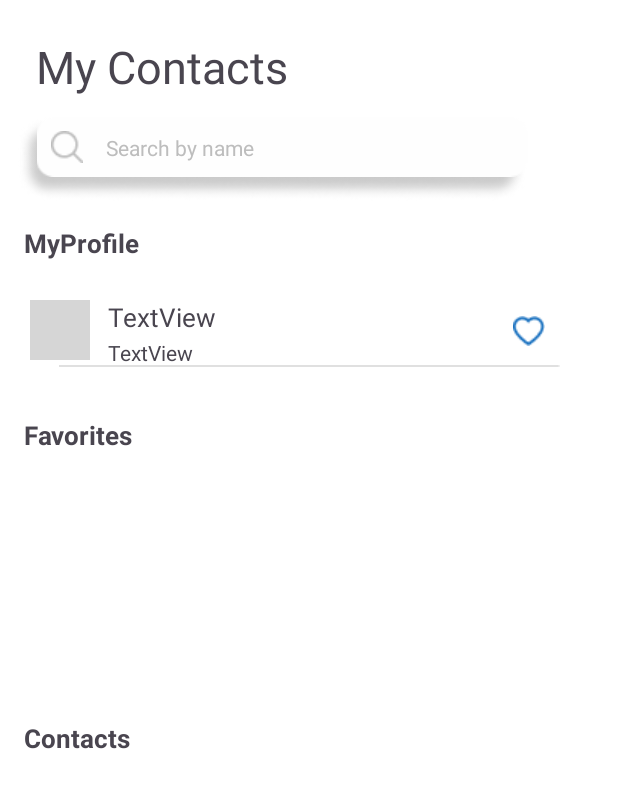
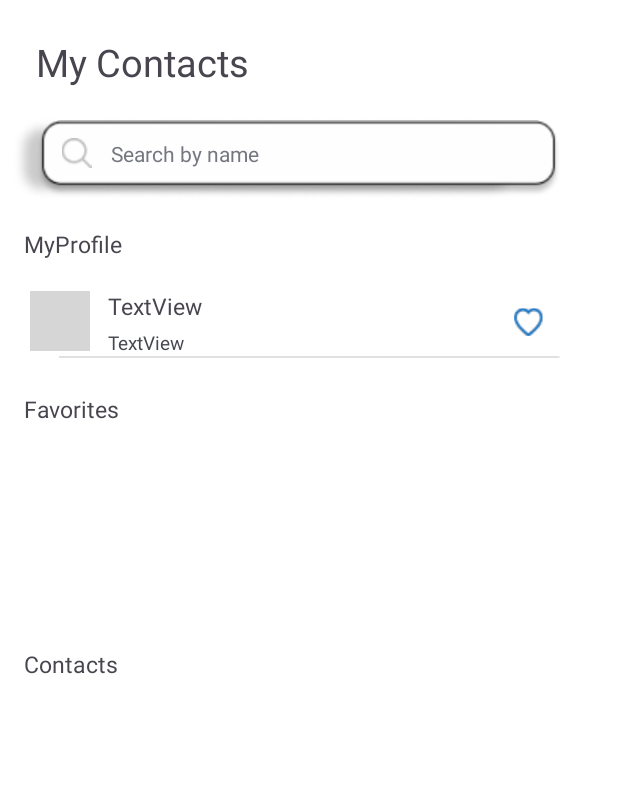
Before and after one commit to Chapter-3-3-Android/CONTACT-APP, an Android app: the layout fragment_contact_list.xml on its own in the app's theme, with its tools: preview values and no code run, on a phone screen of 412 x 824 dp. Shown: the top 788 px of the screen. Run offline under Robolectric (Android 15) with nearby library versions, the phone set to English and light mode, and no system bars; grey boxes are pictures that could not be loaded.

Commit message:
feat: UI재수정 1. 글자 사이즈, 색상수정 2. 눌렀을 때 좋아요 아이콘 크기 수정 3. 서치박스 크기, 간격수정

```diff
--- /dev/null
+++ b/app/src/main/res/drawable/shape_searchbox_stroke.xml
@@ -0,0 +1,8 @@
+<shape xmlns:android="http://schemas.android.com/apk/res/android">
+
+
+    <stroke android:width="5dp"
+        android:color="#2F4156"/>
+
+
+</shape>
--- a/app/src/main/res/layout/fragment_contact_list.xml
+++ b/app/src/main/res/layout/fragment_contact_list.xml
@@ -11,7 +11,7 @@
         android:id="@+id/favoriteListView"
         android:layout_width="match_parent"
         android:layout_height="120dp"
-        android:layout_marginTop="30dp"
+        android:layout_marginTop="8dp"
         app:layout_constraintStart_toStartOf="parent"
         app:layout_constraintTop_toBottomOf="@+id/textView5" />
 
@@ -19,7 +19,7 @@
         android:id="@+id/contactListView"
         android:layout_width="match_parent"
         android:layout_height="300dp"
-        android:layout_marginTop="30dp"
+        android:layout_marginTop="8dp"
         app:layout_constraintStart_toStartOf="parent"
         app:layout_constraintTop_toBottomOf="@+id/textView7" />
 
@@ -30,7 +30,7 @@
         android:layout_marginStart="24dp"
         android:layout_marginTop="24dp"
         android:text="My Contacts"
-        android:textSize="30sp"
+        android:textSize="25sp"
         app:layout_constraintStart_toStartOf="parent"
         app:layout_constraintTop_toTopOf="parent" />
 
@@ -39,10 +39,9 @@
         android:layout_width="wrap_content"
         android:layout_height="24dp"
         android:layout_marginStart="16dp"
-        android:layout_marginTop="28dp"
+        android:layout_marginTop="18dp"
         android:text="Favorites"
-        android:textSize="17sp"
-        android:textStyle="bold"
+        android:textSize="15.3sp"
         app:layout_constraintStart_toStartOf="parent"
         app:layout_constraintTop_toBottomOf="@+id/MyProfileView" />
 
@@ -51,10 +50,9 @@
         android:layout_width="wrap_content"
         android:layout_height="24dp"
         android:layout_marginStart="16dp"
-        android:layout_marginTop="28dp"
+        android:layout_marginTop="18dp"
         android:text="Contacts"
-        android:textSize="17sp"
-        android:textStyle="bold"
+        android:textSize="15.3sp"
         app:layout_constraintStart_toStartOf="parent"
         app:layout_constraintTop_toBottomOf="@+id/favoriteListView" />
 
@@ -63,10 +61,9 @@
         android:layout_width="wrap_content"
         android:layout_height="24dp"
         android:layout_marginStart="16dp"
-        android:layout_marginTop="16dp"
+        android:layout_marginTop="18dp"
         android:text="MyProfile"
-        android:textSize="17sp"
-        android:textStyle="bold"
+        android:textSize="15.3sp"
         app:layout_constraintStart_toStartOf="parent"
         app:layout_constraintTop_toBottomOf="@+id/imageView9" />
 
@@ -74,7 +71,7 @@
         android:id="@+id/MyProfileView"
         android:layout_width="match_parent"
         android:layout_height="60dp"
-        android:layout_marginTop="16dp"
+        android:layout_marginTop="8dp"
         app:layout_constraintEnd_toEndOf="parent"
         app:layout_constraintHorizontal_bias="0.0"
         app:layout_constraintStart_toStartOf="parent"
@@ -82,8 +79,8 @@
 
         <ImageView
             android:id="@+id/iv_userlike"
-            android:layout_width="wrap_content"
-            android:layout_height="wrap_content"
+            android:layout_width="20dp"
+            android:layout_height="20dp"
             android:layout_marginStart="342dp"
             app:layout_constraintBottom_toBottomOf="@+id/constraintLayout2"
             app:layout_constraintStart_toStartOf="parent"
@@ -125,7 +122,7 @@
                 android:layout_width="wrap_content"
                 android:layout_height="20dp"
                 android:text="TextView"
-                android:textSize="17sp"
+                android:textSize="15.3sp"
                 app:layout_constraintStart_toStartOf="parent"
                 app:layout_constraintTop_toTopOf="parent" />
 
@@ -134,7 +131,8 @@
                 android:layout_width="wrap_content"
                 android:layout_height="16dp"
                 android:text="TextView"
-                android:textSize="14sp"
+                android:textColor="@color/gray_deep"
+                android:textSize="12.5sp"
                 app:layout_constraintBottom_toBottomOf="parent"
                 app:layout_constraintStart_toStartOf="parent" />
         </androidx.constraintlayout.widget.ConstraintLayout>
@@ -145,28 +143,29 @@
         android:id="@+id/imageView9"
         android:layout_width="339dp"
         android:layout_height="wrap_content"
-        android:layout_marginStart="-12dp"
+        android:layout_marginStart="-16dp"
+        android:layout_marginTop="4dp"
         android:src="@drawable/img_search_box_shadow"
         app:layout_constraintStart_toStartOf="@+id/imageView10"
         app:layout_constraintTop_toTopOf="@+id/imageView10" />
 
     <ImageView
         android:id="@+id/imageView10"
-        android:layout_width="328dp"
-        android:layout_height="40dp"
+        android:layout_width="350dp"
+        android:layout_height="64dp"
         android:layout_marginStart="24dp"
-        android:layout_marginTop="14dp"
+        android:layout_marginTop="10dp"
         android:src="@drawable/img_search_box"
         app:layout_constraintStart_toStartOf="parent"
         app:layout_constraintTop_toBottomOf="@+id/textView" />
 
     <ImageView
         android:id="@+id/imageView11"
-        android:layout_width="wrap_content"
-        android:layout_height="wrap_content"
-        android:layout_marginStart="10dp"
+        android:layout_width="22dp"
+        android:layout_height="20dp"
+        android:layout_marginStart="16dp"
+        android:layout_marginTop="14dp"
         android:src="@drawable/ic_search"
-        app:layout_constraintBottom_toBottomOf="@+id/imageView10"
         app:layout_constraintStart_toStartOf="@+id/imageView10"
         app:layout_constraintTop_toTopOf="@+id/imageView9" />
 
@@ -174,11 +173,11 @@
         android:id="@+id/textView3"
         android:layout_width="171dp"
         android:layout_height="19dp"
-        android:layout_marginStart="15dp"
+        android:layout_marginStart="12dp"
         android:text="Search by name"
-        android:textColor="#BDBDBD"
-        app:layout_constraintBottom_toBottomOf="@+id/imageView10"
+        android:textColor="@color/gray"
+        app:layout_constraintBottom_toBottomOf="@+id/imageView11"
         app:layout_constraintStart_toEndOf="@+id/imageView11"
-        app:layout_constraintTop_toTopOf="@+id/imageView10" />
+        app:layout_constraintTop_toTopOf="@+id/imageView11" />
 
 </androidx.constraintlayout.widget.ConstraintLayout>
--- a/app/src/main/res/layout/item_recyclerview.xml
+++ b/app/src/main/res/layout/item_recyclerview.xml
@@ -59,7 +59,7 @@
                 android:layout_width="wrap_content"
                 android:layout_height="wrap_content"
                 android:text="TextView"
-                android:textSize="17sp"
+                android:textSize="15.3sp"
                 app:layout_constraintStart_toStartOf="parent"
                 app:layout_constraintTop_toTopOf="parent" />
 
@@ -68,7 +68,8 @@
                 android:layout_width="wrap_content"
                 android:layout_height="16dp"
                 android:text="TextView"
-                android:textSize="14sp"
+                android:textColor="@color/gray_deep"
+                android:textSize="12.5sp"
                 app:layout_constraintBottom_toBottomOf="parent"
                 app:layout_constraintStart_toStartOf="parent" />
 
```
Also changed, not shown: app/src/main/res/drawable/ic_like.png, app/src/main/res/drawable/ic_pressed_like.png, app/src/main/res/drawable/img_search_box.png.
